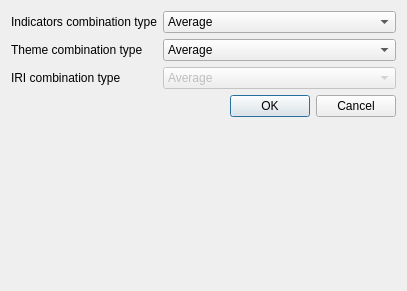
Qt form svir/ui/ui_calculate_iri.ui (gem/oq-irmt-qgis) before a commit.
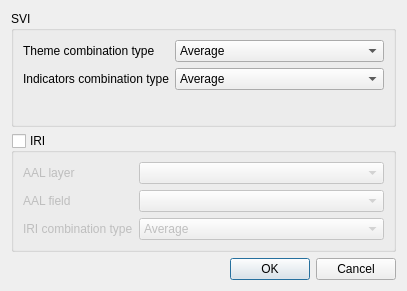
The same form after that commit.

Commit message: copleted renaming in UI files

Diff of the .ui file:
```diff
--- a/svir/ui/ui_calculate_iri.ui
+++ b/svir/ui/ui_calculate_iri.ui
@@ -16,18 +16,50 @@
   <property name="windowTitle">
    <string>Dialog</string>
   </property>
+  <layout class="QVBoxLayout" name="verticalLayout">
+   <item>
+    <widget class="QGroupBox" name="groupBox">
+     <property name="title">
+      <string>SVI</string>
+     </property>
   <layout class="QFormLayout" name="formLayout">
-   <property name="fieldGrowthPolicy">
-    <enum>QFormLayout::AllNonFixedFieldsGrow</enum>
-   </property>
+      <item row="0" column="1">
+       <widget class="QComboBox" name="themes_combination_type">
+        <property name="enabled">
+         <bool>true</bool>
+        </property>
+        <item>
+         <property name="text">
+          <string>Average</string>
+         </property>
+        </item>
+        <item>
+         <property name="text">
+          <string>Sum</string>
+         </property>
+        </item>
+        <item>
+         <property name="text">
+          <string>Multiplication</string>
+         </property>
+        </item>
+       </widget>
+      </item>
    <item row="0" column="0">
+       <widget class="QLabel" name="label_3">
+        <property name="text">
+         <string>Theme combination type</string>
+        </property>
+       </widget>
+      </item>
+      <item row="1" column="0">
     <widget class="QLabel" name="label_2">
      <property name="text">
       <string>Indicators combination type</string>
      </property>
     </widget>
    </item>
-   <item row="0" column="1">
+      <item row="1" column="1">
     <widget class="QComboBox" name="indicators_combination_type">
      <property name="enabled">
       <bool>true</bool>
@@ -49,10 +81,25 @@
      </item>
     </widget>
    </item>
-   <item row="1" column="1">
-    <widget class="QComboBox" name="themes_combination_type">
-     <property name="enabled">
+     </layout>
+    </widget>
+   </item>
+   <item>
+    <widget class="QGroupBox" name="calculate_iri">
+     <property name="title">
+      <string>IRI</string>
+     </property>
+     <property name="checkable">
       <bool>true</bool>
+     </property>
+     <property name="checked">
+      <bool>false</bool>
+     </property>
+     <layout class="QFormLayout" name="formLayout_2">
+      <item row="2" column="1">
+       <widget class="QComboBox" name="iri_combination_type">
+        <property name="enabled">
+         <bool>false</bool>
      </property>
      <item>
       <property name="text">
@@ -78,29 +125,37 @@
      </property>
     </widget>
    </item>
-   <item row="2" column="1">
-    <widget class="QComboBox" name="iri_combination_type">
-     <property name="enabled">
-      <bool>false</bool>
-     </property>
-     <item>
+      <item row="0" column="0">
+       <widget class="QLabel" name="label_4">
       <property name="text">
-       <string>Average</string>
-      </property>
-     </item>
-     <item>
-      <property name="text">
-       <string>Sum</string>
-      </property>
-     </item>
-     <item>
+         <string>AAL layer</string>
+        </property>
+       </widget>
+      </item>
+      <item row="0" column="1">
+       <widget class="QComboBox" name="aal_layer"/>
+      </item>
+      <item row="1" column="0">
+       <widget class="QLabel" name="label_5">
       <property name="text">
-       <string>Multiplication</string>
-      </property>
-     </item>
+         <string>AAL field</string>
+        </property>
+       </widget>
+      </item>
+      <item row="1" column="1">
+       <widget class="QComboBox" name="aal_field"/>
+      </item>
+     </layout>
+     <zorder>iri_combination_type</zorder>
+     <zorder>iri_combination_type</zorder>
+     <zorder>label</zorder>
+     <zorder>label_4</zorder>
+     <zorder>aal_layer</zorder>
+     <zorder>label_5</zorder>
+     <zorder>aal_field</zorder>
     </widget>
    </item>
-   <item row="3" column="1">
+   <item>
     <widget class="QDialogButtonBox" name="buttonBox">
      <property name="orientation">
       <enum>Qt::Horizontal</enum>
@@ -110,13 +165,6 @@
      </property>
     </widget>
    </item>
-   <item row="1" column="0">
-    <widget class="QLabel" name="label_3">
-     <property name="text">
-      <string>Theme combination type</string>
-     </property>
-    </widget>
-   </item>
   </layout>
  </widget>
  <resources/>
```
Left out of the diff: 8 changed lines with no effect on the pictures. Lines whose indentation alone changed are shown as unchanged. The commit also changes 1 other file.
